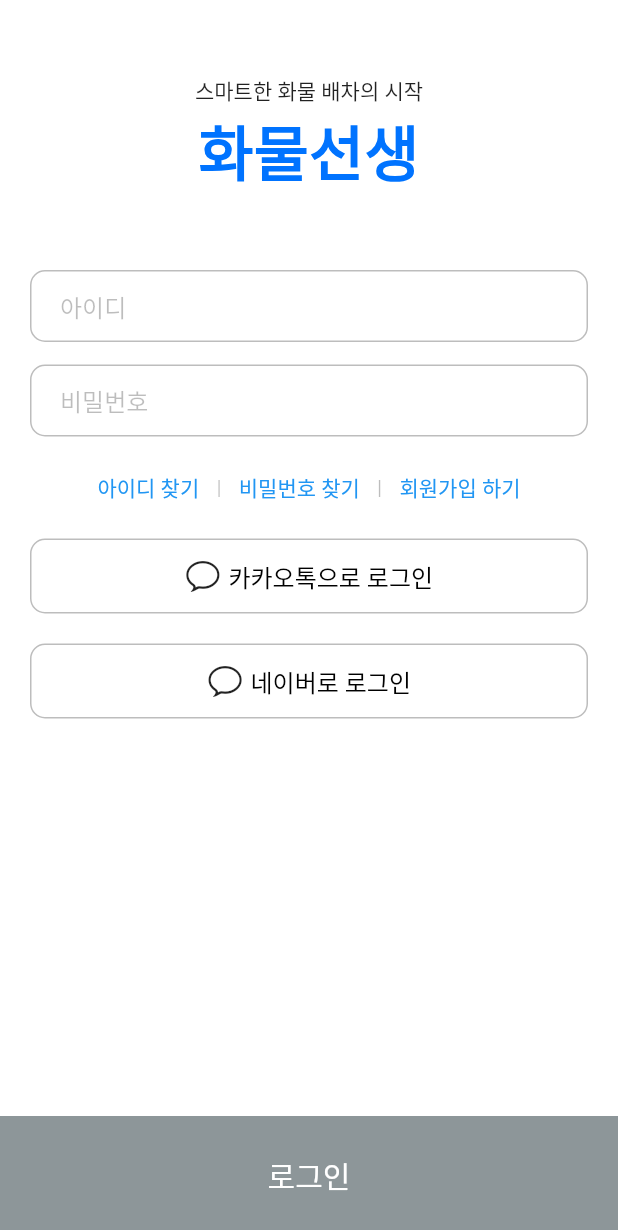
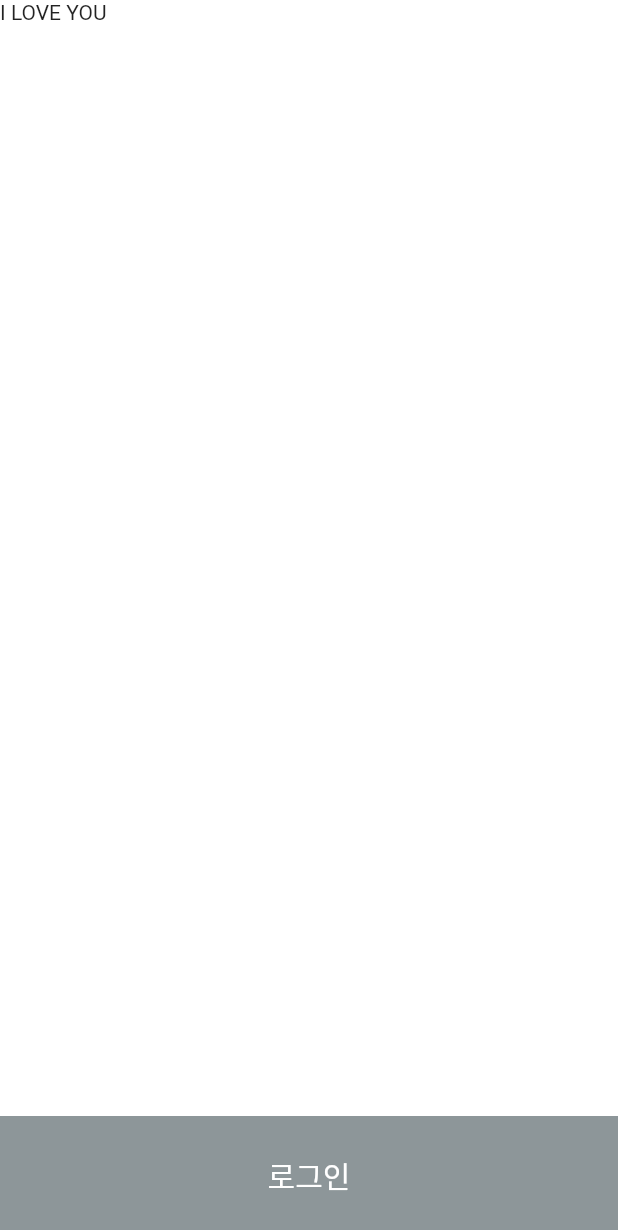
Before and after one commit to K-Roon/cargo_app, a Flutter app: the Home screen opened directly, on a phone screen of 412 x 824 dp. Shown: the top 1230 px of the screen. Run offline on Flutter 3.47's test engine with Material 2 defaults, Android fonts, the phone set to English and light mode, and no system bars.

Commit message:
HOME CHANGE

```diff
--- a/lib/views/home.dart
+++ b/lib/views/home.dart
@@ -35,148 +35,8 @@ class _HomeState extends State<Home> {
           ? Container(
         child: Center(child: CircularProgressIndicator()),
       )
-          : SingleChildScrollView(
-        child: Column(
-            mainAxisAlignment: MainAxisAlignment.spaceBetween,
-            children: [
-              Container(
-                padding: EdgeInsets.symmetric(horizontal: 20),
-                child: Column(
-                  children: [
-                    Container(height: 50),
-
-                    ///화물선생 로고
-                    Center(
-                      child: Column(
-                        children: [
-                          Text("스마트한 화물 배차의 시작"),
-                          Text(
-                            "화물선생",
-                            style: TextStyle(
-                                fontSize: 40,
-                                fontWeight: FontWeight.bold,
-                                color: Color(0xFF0073FF)),
-                          )
-                        ],
-                      ),
-                    ),
-
-                    Container(height: 50),
-
-                    ///아이디 및 비밀번호 입력 창(폼)
-                    Form(
-                      key: HomeFormKey,
-                      child: Column(
-                        children: [
-                          TextFormField(
-                            decoration: textFieldInputDecoration("아이디"),
-                            style: TextStyle(
-                                color: Color(0xFF0073FF), fontSize: 16),
-                            textInputAction: TextInputAction.next,
-                            controller: idController,
-                          ),
-                          Container(height: 15),
-                          TextFormField(
-                            obscureText: true,
-                            textInputAction: TextInputAction.go,
-                            controller: passwordController,
-                            style: TextStyle(
-                                color: Color(0xFF0073FF), fontSize: 16),
-                            decoration: textFieldInputDecoration("비밀번호"),
-                          ),
-                        ],
-                      ),
-                    ),
-
-                    Container(height: 10),
-
-                    ///(가로정렬)아이디 및 비밀번호 찾기, 회원가입
-                    Row(
-                      mainAxisAlignment: MainAxisAlignment.center,
-                      children: [
-                        TextButton(
-                          child: Text("아이디 찾기"),
-                          onPressed: () {
-                            print("Find My ID");
-                          },
-                        ),
-                        Text(" | ",
-                            style: TextStyle(color: Colors.black26)),
-                        TextButton(
-                          child: Text("비밀번호 찾기"),
-                          onPressed: () {
-                            print("Find My PW");
-                          },
-                        ),
-                        Text(" | ",
-                            style: TextStyle(color: Colors.black26)),
-                        TextButton(
-                          child: Text("회원가입 하기"),
-                          onPressed: () {
-                            print("Join");
-                            Navigator.push(context, MaterialPageRoute(builder: (context) => SignUp_Step1()));
-                          },
-                        ),
-                      ],
-                    ),
-
-                    Container(height: 10),
-
-                    GestureDetector(
-                        onTap: () {
-                          print("카카오톡으로 로그인");
-                        },
-                        child: Container(
-                          padding: EdgeInsets.symmetric(vertical: 12),
-                          decoration: BoxDecoration(
-                              borderRadius: BorderRadius.circular(10),
-                              border: Border.all(
-                                  width: 1, color: Colors.black26)),
-                          width: MediaQuery.of(context).size.width,
-                          child: Row(
-                            mainAxisAlignment: MainAxisAlignment.center,
-                            children: [
-                              Icon(CupertinoIcons.chat_bubble),
-                              Container(width: 5),
-                              Text(
-                                "카카오톡으로 로그인",
-                                style: buttonTextStyle(),
-                              )
-                            ],
-                          ),
-                        )),
-
-                    Container(height: 20),
-
-                    ///네이버로 로그인
-                    GestureDetector(
-                        onTap: () {
-                          print("네이버로 로그인");
-                        },
-                        child: Container(
-                          padding: EdgeInsets.symmetric(vertical: 12),
-                          decoration: BoxDecoration(
-                              borderRadius: BorderRadius.circular(10),
-                              border: Border.all(
-                                  width: 1, color: Colors.black26)),
-                          width: MediaQuery.of(context).size.width,
-                          child: Row(
-                            mainAxisAlignment: MainAxisAlignment.center,
-                            children: [
-                              Icon(CupertinoIcons.chat_bubble),
-                              Container(width: 5),
-                              Text(
-                                "네이버로 로그인",
-                                style: buttonTextStyle(),
-                              )
-                            ],
-                          ),
-                        )),
-                    Container(height: 50),
-                  ],
-                ),
-              ),
-            ]),
+          : Container(
+        child: Text("I LOVE YOU"),
       ),
       floatingActionButtonLocation: FloatingActionButtonLocation.centerDocked,
       floatingActionButton: ElevatedButton(
```
